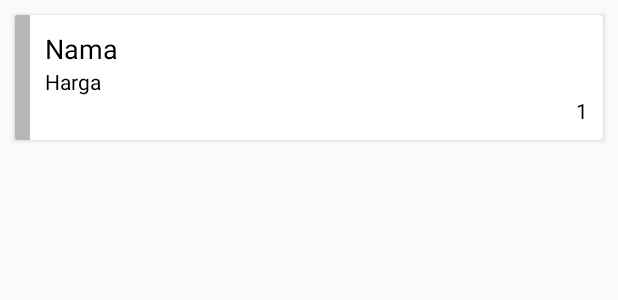
After one commit to mahmudinm/android-mvp-retrofit-crud, an Android app: the layout list_item.xml on its own in the app's theme, with its tools: preview values and no code run, on a phone screen of 412 x 824 dp. The commit adds this screen. Shown: the top 300 px of the screen. Run offline under Robolectric (Android 15) with nearby library versions, the light colour scheme and no system bars.

Commit message:
buat adapter dan list_item

```diff
--- a/app/build.gradle
+++ b/app/build.gradle
@@ -27,6 +27,7 @@ dependencies {
 
     compile 'com.android.support:appcompat-v7:25.3.1'
     compile 'com.android.support:recyclerview-v7:25.3.1'
+    compile 'com.android.support:cardview-v7:25.3.1'
     compile 'com.android.support:design:25.3.1'
     compile 'com.squareup.retrofit2:retrofit:2.4.0'
     compile 'com.squareup.retrofit2:converter-gson:2.4.0'
--- a/app/src/main/java/com/example/mahmudinm/androidmvpretrofit/api/ApiInterface.java
+++ b/app/src/main/java/com/example/mahmudinm/androidmvpretrofit/api/ApiInterface.java
@@ -2,9 +2,12 @@ package com.example.mahmudinm.androidmvpretrofit.api;
 
 import com.example.mahmudinm.androidmvpretrofit.model.Item;
 
+import java.util.List;
+
 import retrofit2.Call;
 import retrofit2.http.Field;
 import retrofit2.http.FormUrlEncoded;
+import retrofit2.http.GET;
 import retrofit2.http.POST;
 
 /**
@@ -18,4 +21,6 @@ public interface ApiInterface {
     Call<Item> saveItem(@Field("nama") String nama,
                         @Field("harga") String harga);
 
+    @GET("item")
+    Call<List<Item>> getItem();
 }
--- /dev/null
+++ b/app/src/main/res/layout/list_item.xml
@@ -0,0 +1,51 @@
+<?xml version="1.0" encoding="utf-8"?>
+<android.support.v7.widget.CardView xmlns:android="http://schemas.android.com/apk/res/android"
+                                    android:layout_width="match_parent"
+                                    android:layout_height="wrap_content"
+    android:clickable="true"
+    android:focusable="true"
+    android:layout_margin="10dp"
+    android:foreground="?attr/selectableItemBackground"
+    android:id="@+id/card_item">
+
+    <LinearLayout
+        android:id="@+id/line"
+        android:layout_width="10dp"
+        android:layout_height="match_parent"
+        android:orientation="vertical"
+        android:background="#49000000"/>
+
+    <RelativeLayout
+        android:padding="10dp"
+        android:layout_marginLeft="10dp"
+        android:layout_width="match_parent"
+        android:layout_height="wrap_content">
+
+        <TextView
+            android:id="@+id/nama"
+            android:text="Nama"
+            android:textSize="18sp"
+            android:textColor="@android:color/black"
+            android:layout_width="match_parent"
+            android:layout_height="wrap_content"/>
+
+        <TextView
+            android:id="@+id/harga"
+            android:text="Harga"
+            android:layout_below="@+id/nama"
+            android:textColor="@android:color/black"
+            android:layout_width="match_parent"
+            android:layout_height="wrap_content"/>
+
+        <TextView
+            android:id="@+id/id"
+            android:text="1"
+            android:layout_below= "@+id/harga"
+            android:textColor="@android:color/black"
+            android:gravity="end"
+            android:layout_width="match_parent"
+            android:layout_height="wrap_content"/>
+
+    </RelativeLayout>
+
+</android.support.v7.widget.CardView>
```
Also changed, not shown: app/src/main/java/com/example/mahmudinm/androidmvpretrofit/activity/main/MainActivity.java (+7 -0 lines), app/src/main/java/com/example/mahmudinm/androidmvpretrofit/activity/main/MainAdapter.java (added, +80 -0 lines), app/src/main/java/com/example/mahmudinm/androidmvpretrofit/activity/main/MainPresenter.java (added, +20 -0 lines), app/src/main/java/com/example/mahmudinm/androidmvpretrofit/activity/main/MainView.java (added, +16 -0 lines), app/src/main/res/layout/activity_main.xml (+12 -0 lines).
